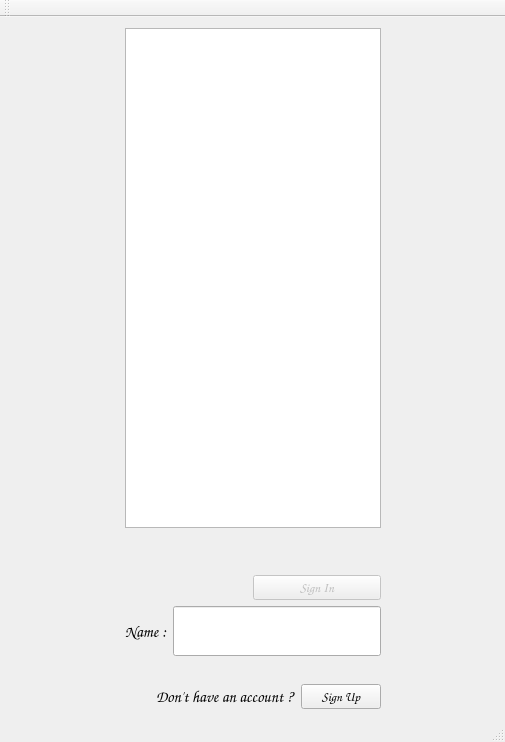
Above: P_Soduko/mainwindow.ui from MohamadAminA/Sudoku before the change. Below: the same form after it.
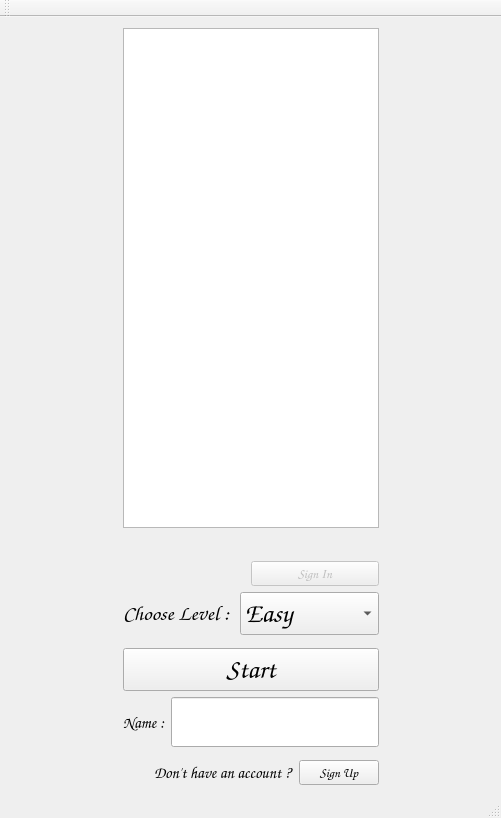
That is the form after the change.

The edit to the form file:
```diff
--- a/P_Soduko/mainwindow.ui
+++ b/P_Soduko/mainwindow.ui
@@ -6,8 +6,8 @@
    <rect>
     <x>0</x>
     <y>0</y>
-    <width>505</width>
-    <height>742</height>
+    <width>501</width>
+    <height>818</height>
    </rect>
   </property>
   <property name="windowTitle">
@@ -160,6 +160,94 @@
           </item>
          </layout>
         </item>
+        <item>
+         <layout class="QHBoxLayout" name="horizontalLayout_6">
+          <property name="topMargin">
+           <number>0</number>
+          </property>
+          <property name="rightMargin">
+           <number>0</number>
+          </property>
+          <item>
+           <widget class="QLabel" name="label_3">
+            <property name="font">
+             <font>
+              <family>Comic Sans MS</family>
+              <pointsize>16</pointsize>
+              <weight>75</weight>
+              <bold>true</bold>
+             </font>
+            </property>
+            <property name="text">
+             <string>Choose Level : </string>
+            </property>
+           </widget>
+          </item>
+          <item>
+           <widget class="QComboBox" name="comboBox">
+            <property name="sizePolicy">
+             <sizepolicy hsizetype="Expanding" vsizetype="Expanding">
+              <horstretch>0</horstretch>
+              <verstretch>0</verstretch>
+             </sizepolicy>
+            </property>
+            <property name="font">
+             <font>
+              <family>Comic Sans MS</family>
+              <pointsize>20</pointsize>
+              <weight>75</weight>
+              <bold>true</bold>
+             </font>
+            </property>
+            <property name="cursor">
+             <cursorShape>PointingHandCursor</cursorShape>
+            </property>
+            <item>
+             <property name="text">
+              <string>Easy</string>
+             </property>
+            </item>
+            <item>
+             <property name="text">
+              <string>Hard</string>
+             </property>
+            </item>
+           </widget>
+          </item>
+         </layout>
+        </item>
+        <item>
+         <spacer name="verticalSpacer_5">
+          <property name="orientation">
+           <enum>Qt::Vertical</enum>
+          </property>
+          <property name="sizeHint" stdset="0">
+           <size>
+            <width>20</width>
+            <height>40</height>
+           </size>
+          </property>
+         </spacer>
+        </item>
+        <item>
+         <widget class="QPushButton" name="pushButton_start">
+          <property name="sizePolicy">
+           <sizepolicy hsizetype="Expanding" vsizetype="Expanding">
+            <horstretch>0</horstretch>
+            <verstretch>0</verstretch>
+           </sizepolicy>
+          </property>
+          <property name="font">
+           <font>
+            <family>IranNastaliq</family>
+            <pointsize>20</pointsize>
+           </font>
+          </property>
+          <property name="text">
+           <string>Start</string>
+          </property>
+         </widget>
+        </item>
         <item>
          <layout class="QHBoxLayout" name="horizontalLayout_5">
           <property name="topMargin">
```
Left out of the diff: 2 changed lines with no effect on the pictures.
